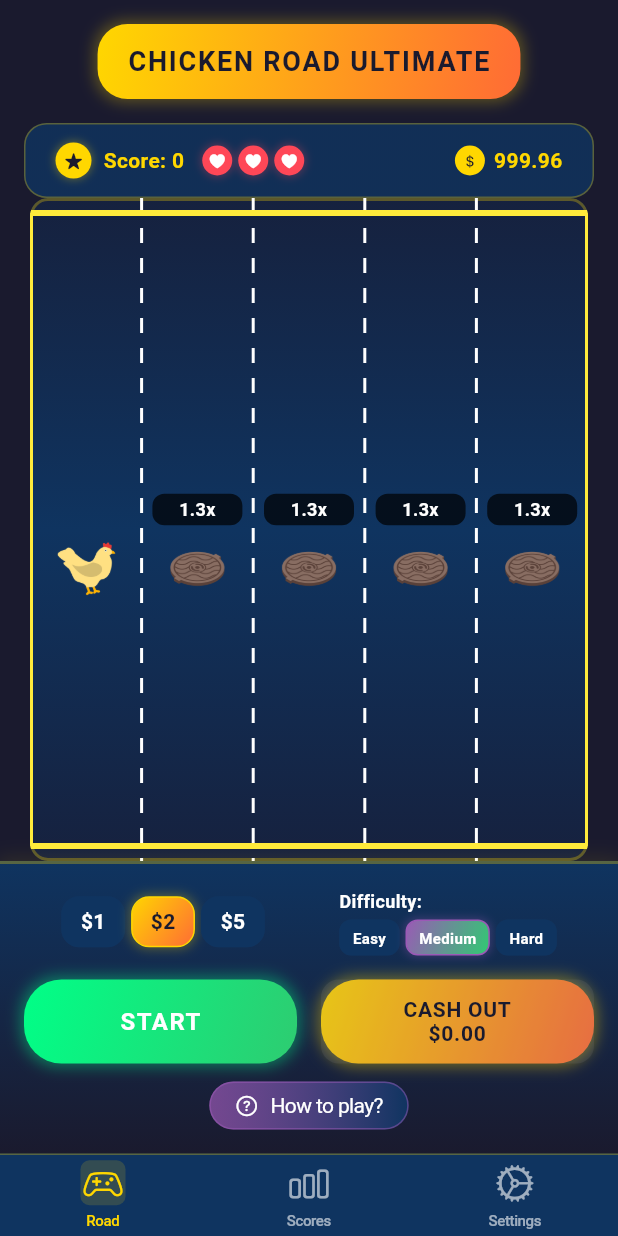
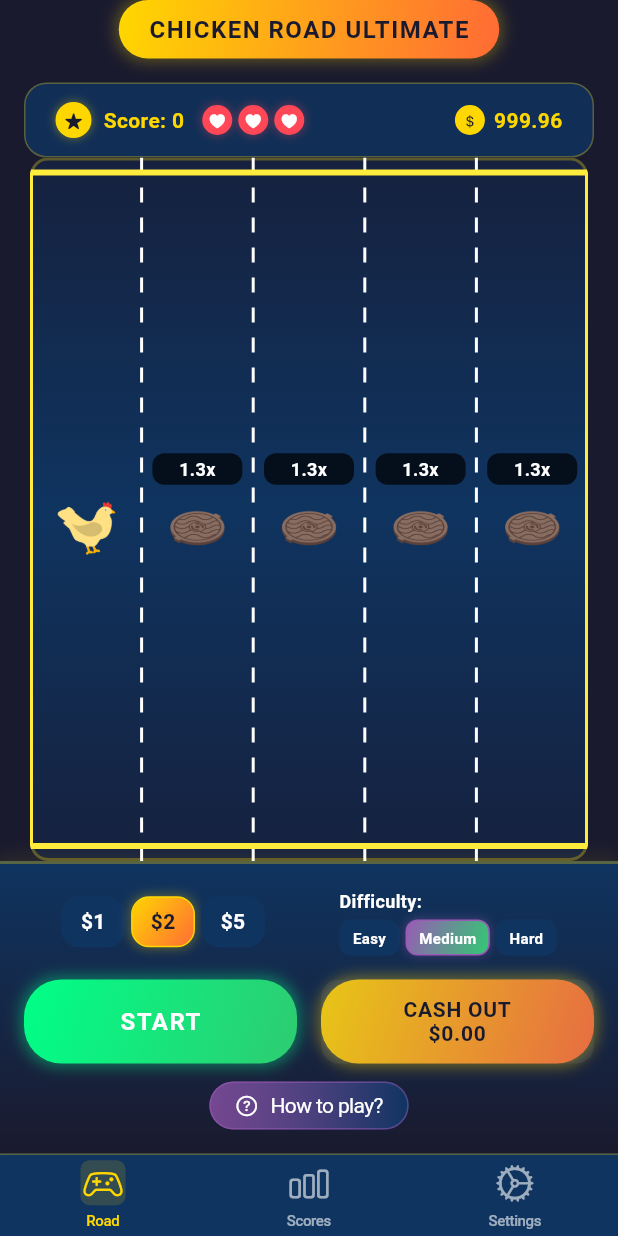
Before and after one commit to md-dvl/chicken_road_hc, a Flutter app: the screen it shows after launch, on a phone screen of 412 x 824 dp. Run offline on Flutter 3.47's test engine with Material 3 defaults, Android fonts, the light colour scheme and no system bars.

Commit message:
27 commit

```diff
--- a/lib/screens/chicken_road_screen.dart
+++ b/lib/screens/chicken_road_screen.dart
@@ -188,11 +188,11 @@ class _ChickenRoadScreenState extends State<ChickenRoadScreen>
 
   Widget _buildHeader() {
     return Container(
-      padding: const EdgeInsets.all(16),
+      padding: const EdgeInsets.only(bottom: 16),
       decoration: BoxDecoration(color: darkBackground),
       child: Center(
         child: Container(
-          padding: const EdgeInsets.symmetric(horizontal: 20, vertical: 12),
+          padding: const EdgeInsets.symmetric(horizontal: 20, vertical: 8),
           decoration: BoxDecoration(
             gradient: LinearGradient(
               colors: [goldColor, accentOrange],
@@ -212,9 +212,9 @@ class _ChickenRoadScreenState extends State<ChickenRoadScreen>
             'CHICKEN ROAD ULTIMATE',
             style: TextStyle(
               color: darkBackground,
-              fontSize: 18,
+              fontSize: 16,
               fontWeight: FontWeight.bold,
-              letterSpacing: 1.2,
+              letterSpacing: 1.0,
             ),
           ),
         ),
@@ -336,11 +336,6 @@ class _ChickenRoadScreenState extends State<ChickenRoadScreen>
             const Text(
               'PAUSED',
               style: TextStyle(color: goldColor, fontSize: 14),
-            ),
-          if (game.isGameOver)
-            const Text(
-              'GAME OVER',
-              style: TextStyle(color: redColor, fontSize: 14),
             ),
         ],
       ),
@@ -676,6 +671,36 @@ class _ChickenRoadScreenState extends State<ChickenRoadScreen>
             ],
           ),
           const SizedBox(height: 12),
+          // Game Over message
+          if (game.isGameOver)
+            Container(
+              padding: const EdgeInsets.symmetric(horizontal: 20, vertical: 8),
+              margin: const EdgeInsets.only(bottom: 8),
+              decoration: BoxDecoration(
+                gradient: LinearGradient(
+                  colors: [redColor.withOpacity(0.8), redColor],
+                  begin: Alignment.topLeft,
+                  end: Alignment.bottomRight,
+                ),
+                borderRadius: BorderRadius.circular(15),
+                boxShadow: [
+                  BoxShadow(
+                    color: redColor.withOpacity(0.3),
+                    blurRadius: 8,
+                    spreadRadius: 2,
+                  ),
+                ],
+              ),
+              child: const Text(
+                'GAME OVER',
+                style: TextStyle(
+                  color: whiteText,
+                  fontSize: 16,
+                  fontWeight: FontWeight.bold,
+                  letterSpacing: 1.0,
+                ),
+              ),
+            ),
           // How to play button
           Center(
             child: Container(
```
